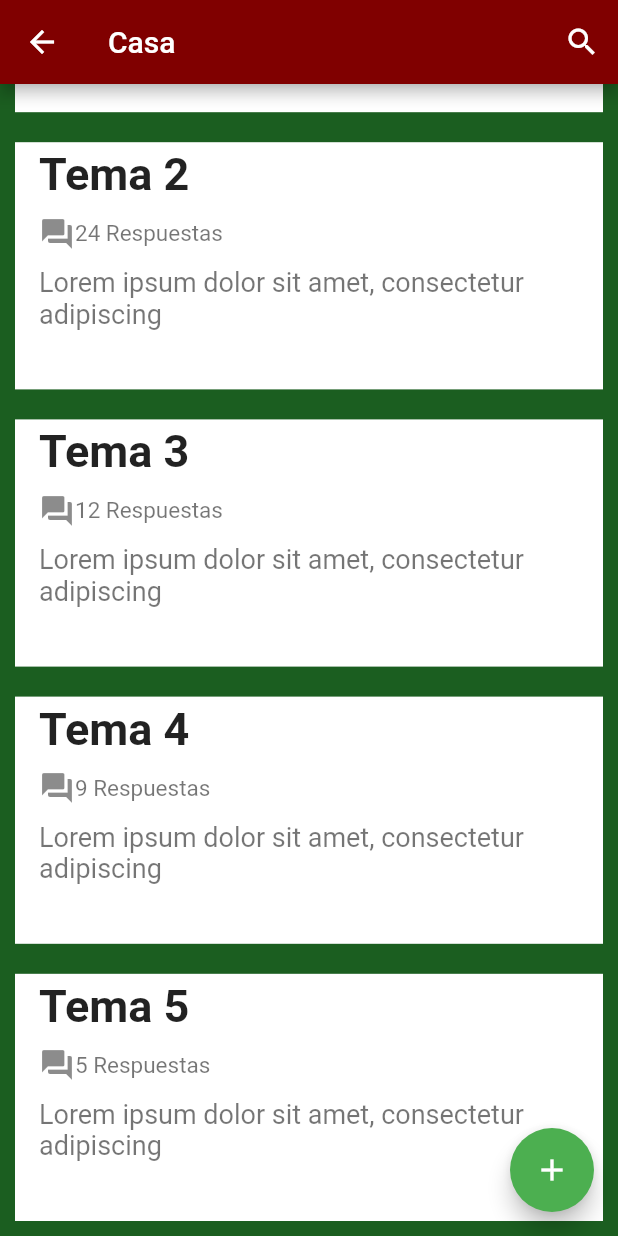
After one commit to EduGro/MovilesProyecto, a Flutter app: the HousePage screen opened directly, scrolled down 156 dp, after a tap on the "search" icon, on a phone screen of 412 x 824 dp. The commit adds this screen. Run offline on Flutter 3.47's test engine with Material 2 defaults, Android fonts, the phone set to English and light mode, and no system bars.

Commit message:
house page

```diff
--- a/lib/home/pantalla_principal.dart
+++ b/lib/home/pantalla_principal.dart
@@ -1,7 +1,9 @@
 import 'package:flutter/material.dart';
 import 'package:proyectoMoviles/profile.dart';
 import 'package:proyectoMoviles/others/friends_page.dart';
+import 'package:proyectoMoviles/others/house_page.dart';
 import 'package:proyectoMoviles/utils/temp_friend_list.dart';
+import 'package:proyectoMoviles/utils/temp_topics.dart';
 import '../adventure/adventure.dart';
 
 class PantallaPrincipal extends StatefulWidget {
@@ -44,7 +46,8 @@ class _PantallaPrincipalState extends State<PantallaPrincipal> {
                 _scaffoldKey.currentState.openEndDrawer();
               },
             ),
-          ]),
+          ]
+        ),
       endDrawer: Drawer(
         child: Container(
           color: Colors.indigo[900],
@@ -75,7 +78,16 @@ class _PantallaPrincipalState extends State<PantallaPrincipal> {
                         color: Colors.white,
                       ),
                     ),
-                    onTap: () {},
+                    onTap: () {
+                      Navigator.of(context).push(
+                        MaterialPageRoute(
+                          builder: (context) {
+                            return HousePage(
+                                topicList: TopicRepository.loadTopic());
+                          },
+                        ),
+                      );
+                    },
                   ),
                 ),
                 Card(
--- a/lib/others/friend_info.dart
+++ b/lib/others/friend_info.dart
@@ -1,5 +1,4 @@
 import 'package:flutter/material.dart';
-import 'package:proyectoMoviles/others/friends_page.dart';
 import 'package:proyectoMoviles/utils/item_friends.dart';
 
 class friendInfo extends StatefulWidget {
--- /dev/null
+++ b/lib/others/house_page.dart
@@ -0,0 +1,47 @@
+import 'package:flutter/material.dart';
+import 'package:proyectoMoviles/utils/item_topic.dart';
+import 'package:proyectoMoviles/others/topics.dart';
+
+class HousePage extends StatelessWidget {
+  final List<itemTopic> topicList;
+  HousePage({
+    Key key,
+    @required this.topicList,
+  }) : super(key: key);
+
+  @override
+  Widget build(BuildContext context) {
+    return Scaffold(
+      appBar: AppBar(
+        title: Text("Casa"), //TODO: Cambiar a G, S, H o R según el usuario
+        actions: <Widget>[
+            IconButton(
+              icon: Icon(Icons.search),
+              onPressed: () {
+                //TODO
+              },
+            ),
+        ],
+      ),
+      backgroundColor: Colors.green[900], //TODO: Cambiar a verde, azul, amarillo, rojo según la casa
+      body: Padding(
+        padding: EdgeInsets.only(left: 10.0, right: 10.0),
+        child: ListView.builder(
+          itemCount: topicList.length,
+          itemBuilder: (BuildContext context, int index) {
+            return topicItem(
+              topic: topicList[index],
+            );
+          },
+        ),
+      ),
+      floatingActionButton: FloatingActionButton(
+        onPressed: () {
+          //TODO
+        },
+        child: const Icon(Icons.add),
+        backgroundColor: Colors.green,
+      ),
+    );
+  }
+}
--- /dev/null
+++ b/lib/others/topics.dart
@@ -0,0 +1,67 @@
+import 'package:flutter/material.dart';
+import 'package:proyectoMoviles/utils/item_topic.dart';
+
+class topicItem extends StatefulWidget {
+  final itemTopic topic;
+  topicItem({
+    Key key,
+    @required this.topic,
+  }) : super(key: key);
+
+  @override
+  _topicItemState createState() => _topicItemState();
+}
+
+class _topicItemState extends State<topicItem> {
+  @override
+  Widget build(BuildContext context) {
+    var topic = widget.topic;
+    return Padding(
+        padding: EdgeInsets.only(bottom: 10.0, top: 10.0),
+        child: Container(
+          height: MediaQuery.of(context).size.height * 0.2,
+          color: Colors.white,
+          child: GestureDetector(
+            onTap: _openTopic,
+            child: ListTile(
+              title: Padding(
+                padding: EdgeInsets.only(bottom: 10.0),
+                child: Text("${topic.title}",
+                  style: TextStyle(
+                    fontSize: 30,
+                    fontWeight: FontWeight.bold,
+                  ),
+                ),
+              ),
+              subtitle: Column(
+                children: [
+                  Row(
+                    children: [
+                      Icon(Icons.question_answer),
+                      Text("${topic.respuestas} Respuestas",
+                        style: TextStyle(
+                          fontSize: 15,
+                        ),
+                      ),
+                    ],
+                  ),
+                  Padding(
+                  padding: EdgeInsets.only(top: 10.0),
+                  child: Text("${topic.first_post.substring(0, 50)}",
+                      style: TextStyle(
+                        fontSize: 18,
+                      ),
+                    ),
+                  ),
+                ],
+              ),
+            ),
+          ),
+      ),
+    );
+  }
+
+  void _openTopic(){
+    //TODO
+  }
+}
--- /dev/null
+++ b/lib/utils/item_topic.dart
@@ -0,0 +1,13 @@
+import 'package:flutter/foundation.dart';
+
+class itemTopic {
+  final String title;
+  final int respuestas;
+  final String first_post;
+
+  itemTopic({
+    @required this.title,
+    @required this.respuestas,
+    @required this.first_post,
+  });
+}
--- /dev/null
+++ b/lib/utils/temp_topics.dart
@@ -0,0 +1,37 @@
+import 'package:proyectoMoviles/utils/item_topic.dart';
+
+class TopicRepository {
+  static List<itemTopic> loadTopic() {
+    return <itemTopic>[
+      itemTopic(
+        title: "Tema 1",
+        respuestas: 2,
+        first_post: "Lorem ipsum dolor sit amet, consectetur adipiscing elit, sed do eiusmod tempor incididunt ut labore et dolore magna aliqua. Ut enim ad minim veniam, quis nostrud exercitation ullamco laboris nisi ut aliquip ex ea commodo consequat. Duis aute irure dolor in reprehenderit in voluptate velit esse cillum dolore eu fugiat nulla pariatur. Excepteur sint occaecat cupidatat non proident, sunt in culpa qui officia deserunt mollit anim id est laborum."
+      ),
+      itemTopic(
+        title: "Tema 2",
+        respuestas: 24,
+        first_post:
+              "Lorem ipsum dolor sit amet, consectetur adipiscing elit, sed do eiusmod tempor incididunt ut labore et dolore magna aliqua. Ut enim ad minim veniam, quis nostrud exercitation ullamco laboris nisi ut aliquip ex ea commodo consequat. Duis aute irure dolor in reprehenderit in voluptate velit esse cillum dolore eu fugiat nulla pariatur. Excepteur sint occaecat cupidatat non proident, sunt in culpa qui officia deserunt mollit anim id est laborum."
+      ),
+      itemTopic(
+        title: "Tema 3",
+        respuestas: 12,
+        first_post:
+              "Lorem ipsum dolor sit amet, consectetur adipiscing elit, sed do eiusmod tempor incididunt ut labore et dolore magna aliqua. Ut enim ad minim veniam, quis nostrud exercitation ullamco laboris nisi ut aliquip ex ea commodo consequat. Duis aute irure dolor in reprehenderit in voluptate velit esse cillum dolore eu fugiat nulla pariatur. Excepteur sint occaecat cupidatat non proident, sunt in culpa qui officia deserunt mollit anim id est laborum."
+      ),
+      itemTopic(
+        title: "Tema 4",
+        respuestas: 9,
+        first_post:
+              "Lorem ipsum dolor sit amet, consectetur adipiscing elit, sed do eiusmod tempor incididunt ut labore et dolore magna aliqua. Ut enim ad minim veniam, quis nostrud exercitation ullamco laboris nisi ut aliquip ex ea commodo consequat. Duis aute irure dolor in reprehenderit in voluptate velit esse cillum dolore eu fugiat nulla pariatur. Excepteur sint occaecat cupidatat non proident, sunt in culpa qui officia deserunt mollit anim id est laborum."
+      ),
+      itemTopic(
+        title: "Tema 5",
+        respuestas: 5,
+        first_post:
+              "Lorem ipsum dolor sit amet, consectetur adipiscing elit, sed do eiusmod tempor incididunt ut labore et dolore magna aliqua. Ut enim ad minim veniam, quis nostrud exercitation ullamco laboris nisi ut aliquip ex ea commodo consequat. Duis aute irure dolor in reprehenderit in voluptate velit esse cillum dolore eu fugiat nulla pariatur. Excepteur sint occaecat cupidatat non proident, sunt in culpa qui officia deserunt mollit anim id est laborum."
+      ),
+    ];
+  }
+}
```
